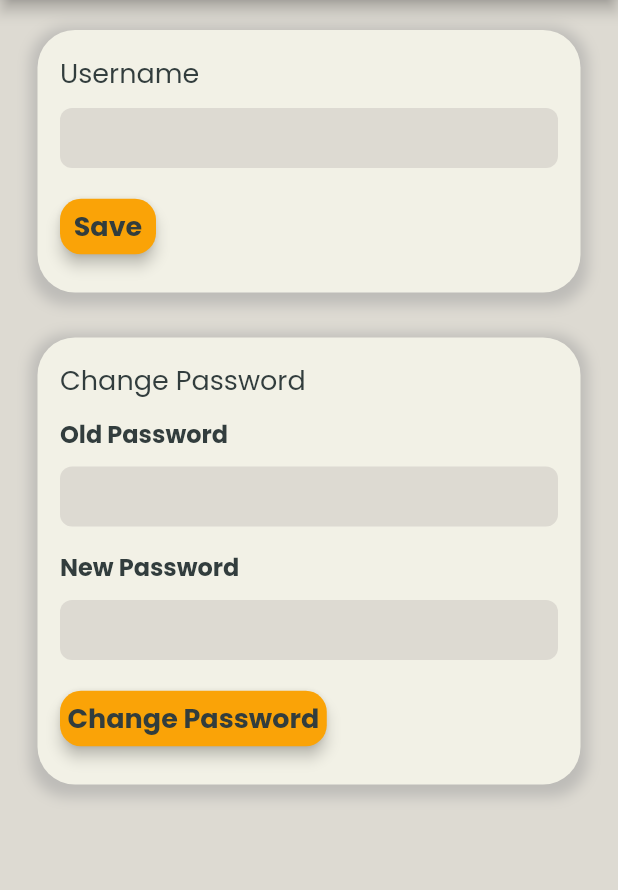
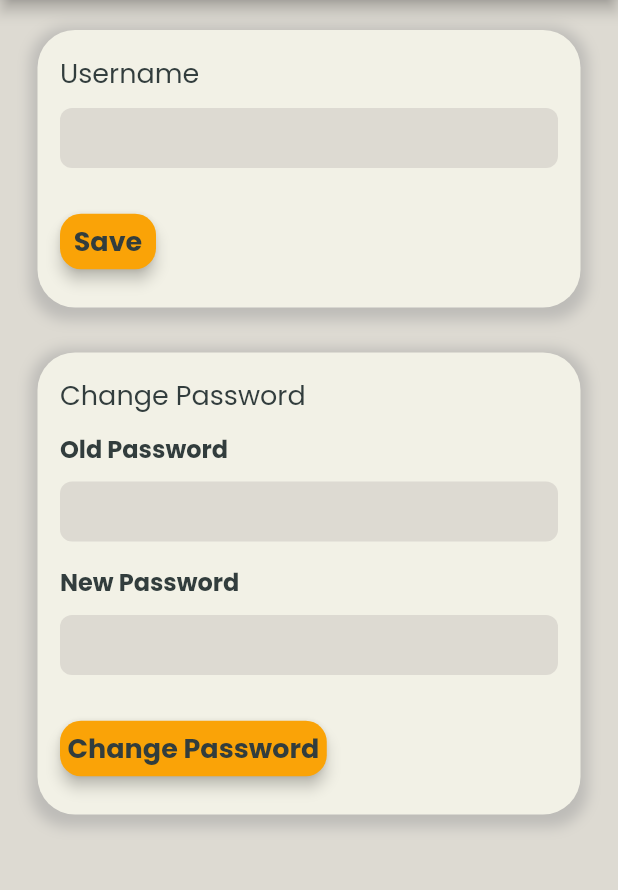
Before and after one commit to clarence00/letmecook, a Flutter app: the SettingsPage screen opened directly, on a phone screen of 412 x 824 dp, the part 84-974 px from its top. Run offline on Flutter 3.47's test engine with Material 2 defaults, Android fonts, the phone set to English and light mode, and no system bars; our stand-ins replace cloud_firestore, firebase_auth, firebase_core, flutter_animate, flutter_svg, google_fonts and 1 more; accounts and stored records are empty.

Commit message:
Fixed settings spacing

```diff
--- a/lib/pages/settings_page.dart
+++ b/lib/pages/settings_page.dart
@@ -156,7 +156,7 @@ class _SettingsPageState extends State<SettingsPage> {
                       ),
                       Container(
                         height: 40,
-                        margin: const EdgeInsets.only(top: 10),
+                        margin: const EdgeInsets.only(top: 10, bottom: 10),
                         decoration: ShapeDecoration(
                           color: AppColors.background,
                           shape: RoundedRectangleBorder(
@@ -185,7 +185,6 @@ class _SettingsPageState extends State<SettingsPage> {
                         padding: const EdgeInsets.symmetric(vertical: 15),
                         child: StyledButton(
                           onPressed: saveUsername,
-                          icon: const Icon(Icons.check),
                           text: 'Save',
                           size: 18,
                           buttonStyle: 'primary',
@@ -248,7 +247,7 @@ class _SettingsPageState extends State<SettingsPage> {
                       ),
                       Container(
                         height: 40,
-                        margin: const EdgeInsets.only(top: 10),
+                        margin: const EdgeInsets.only(top: 10, bottom: 10),
                         decoration: ShapeDecoration(
                           color: AppColors.background,
                           shape: RoundedRectangleBorder(
@@ -276,7 +275,6 @@ class _SettingsPageState extends State<SettingsPage> {
                         padding: const EdgeInsets.symmetric(vertical: 15),
                         child: StyledButton(
                           onPressed: changePassword,
-                          icon: const Icon(Icons.check),
                           text: 'Change Password',
                           size: 18,
                           buttonStyle: 'primary',
```
